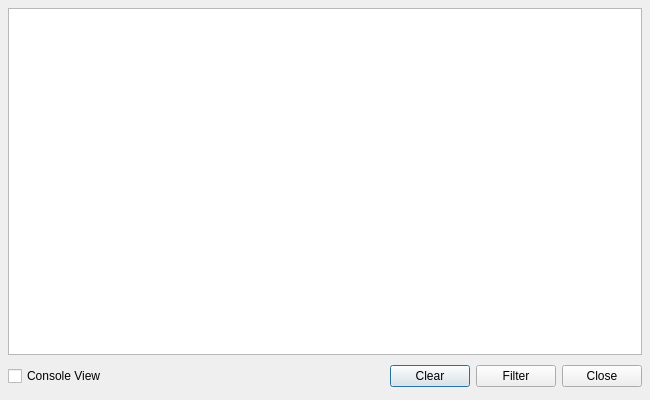
Before: the Qt Designer form Qt/Core/Resources/UI/pqOutputWindow.ui in vbnhfylbh/ParaView, drawn with Qt 5.
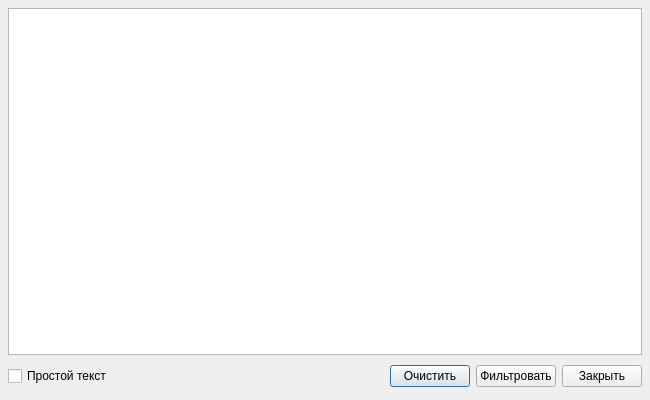
After: the same form once the commit is applied. Custom widgets are drawn as their Qt base class.

The edit to the form file:
```diff
--- a/Qt/Core/Resources/UI/pqOutputWindow.ui
+++ b/Qt/Core/Resources/UI/pqOutputWindow.ui
@@ -73,7 +73,7 @@
      <item>
       <widget class="QCheckBox" name="checkBoxConsoleView">
        <property name="text">
-        <string>Console View</string>
+        <string>Простой текст</string>
        </property>
       </widget>
      </item>
@@ -93,21 +93,21 @@
      <item>
       <widget class="QPushButton" name="clearButton">
        <property name="text">
-        <string>Clear</string>
+        <string>Очистить</string>
        </property>
       </widget>
      </item>
      <item>
       <widget class="QPushButton" name="filterButton">
        <property name="text">
-        <string>Filter</string>
+        <string>Фильтровать</string>
        </property>
       </widget>
      </item>
      <item>
       <widget class="QPushButton" name="closeButton">
        <property name="text">
-        <string>Close</string>
+        <string>Закрыть</string>
        </property>
       </widget>
      </item>
```
Left out of the diff: 2 changed lines with no effect on the pictures.
